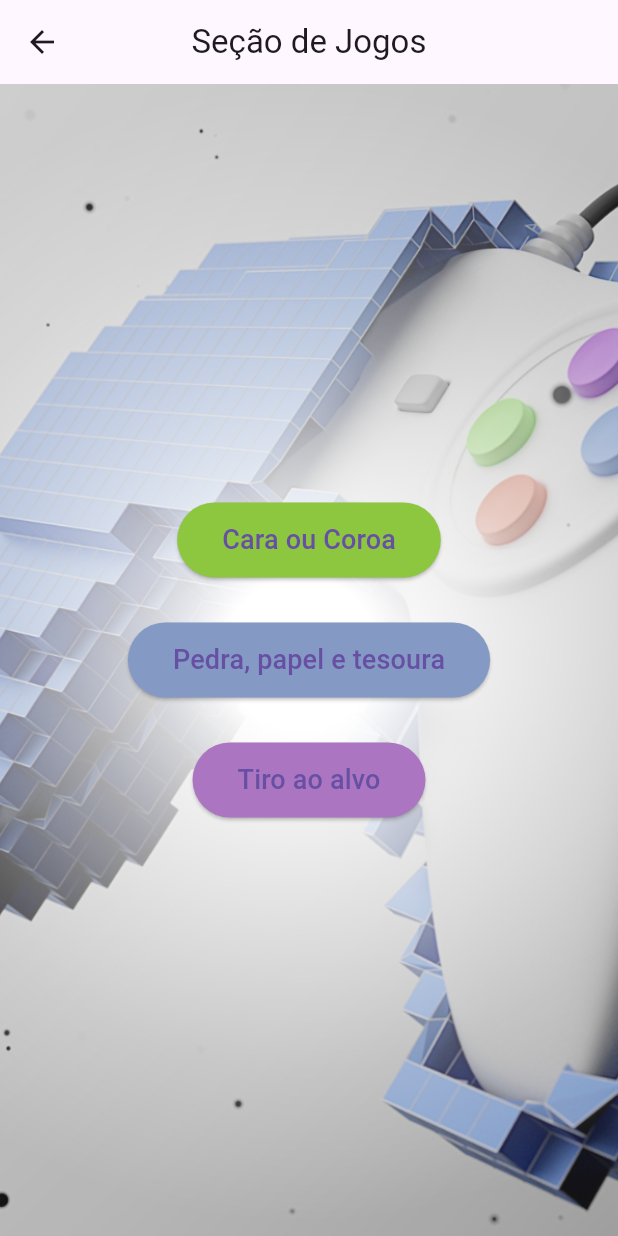
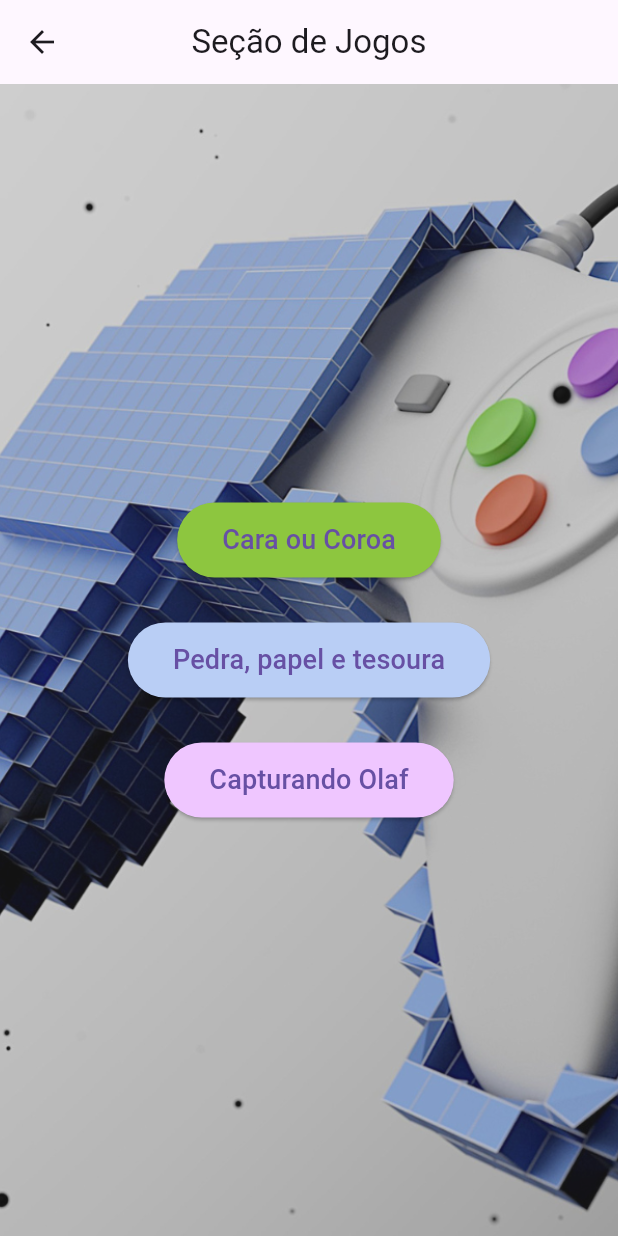
Before and after one commit to Charlesnaldo/Primeiro_Codigo_em_Dart, a Flutter app: the screen it shows after launch, after a tap on "Seção de Jogos", on a phone screen of 412 x 824 dp. Run offline on Flutter 3.47's test engine with Material 3 defaults, Android fonts, the light colour scheme and no system bars.

Commit message:
Ultima atualização com gif paginas de jogos com fundo atualizado novo designer para app de gasolina com botoes arrendados

```diff
--- a/lib/main.dart
+++ b/lib/main.dart
@@ -26,30 +26,51 @@ class InitialScreen extends StatelessWidget {
       body: Container(
         decoration: const BoxDecoration(
           image: DecorationImage(
-            image: AssetImage('assets/background.jpg'),
+            image: AssetImage('assets/background3.jpg'),
             fit: BoxFit.cover,
           ),
         ),
         child: Center(
           child: Column(
-            mainAxisAlignment:
-                MainAxisAlignment.center, // Centraliza verticalmente
-            crossAxisAlignment:
-                CrossAxisAlignment.center, // Centraliza horizontalmente
+            mainAxisAlignment: MainAxisAlignment.center,
+            crossAxisAlignment: CrossAxisAlignment.center,
             children: <Widget>[
-              AnimatedButton(
+              //  GIF antes dos botões
+              Image.asset(
+                'assets/animation.gif',
+                height: 400,
+                width: 400,
+              ),
+
+              const SizedBox(height: 5), // Espaço entre o GIF e os botões
+
+              // Botão Frases do Dia
+              ElevatedButton(
                 onPressed: () {
                   Navigator.push(
                     context,
                     MaterialPageRoute(builder: (context) => const Home()),
                   );
                 },
-                text: "Frases do dia",
+                style: ElevatedButton.styleFrom(
+                  shape: RoundedRectangleBorder(
+                    borderRadius:
+                        BorderRadius.circular(30.0), // Botões arredondados
+                  ),
+                  padding:
+                      const EdgeInsets.symmetric(horizontal: 40, vertical: 15),
+                  backgroundColor: Colors.green, // Cor do botão
+                ),
+                child: const Text(
+                  "Frases do Dia",
+                  style: TextStyle(fontSize: 18),
+                ),
               ),
 
-              // BOTAO GASOLINA
               const SizedBox(height: 20),
-              AnimatedButton(
+
+              // Botão Gasolina
+              ElevatedButton(
                 onPressed: () {
                   Navigator.push(
                     context,
@@ -57,19 +78,45 @@ class InitialScreen extends StatelessWidget {
                         builder: (context) => const TelaCombustivel()),
                   );
                 },
-                text: "Gasolina",
+                style: ElevatedButton.styleFrom(
+                  shape: RoundedRectangleBorder(
+                    borderRadius:
+                        BorderRadius.circular(30.0), // Botões arredondados
+                  ),
+                  padding:
+                      const EdgeInsets.symmetric(horizontal: 40, vertical: 15),
+                  backgroundColor: Colors.blue, // Cor do botão
+                ),
+                child: const Text(
+                  "Gasolina",
+                  style: TextStyle(fontSize: 18),
+                ),
               ),
 
-              // BOTAO JOGO
               const SizedBox(height: 20),
-              AnimatedButton(
+
+              // Botão Seção de Jogos
+              ElevatedButton(
                 onPressed: () {
                   Navigator.push(
                     context,
                     MaterialPageRoute(builder: (context) => const JogoScreen()),
                   );
                 },
-                text: "Seção de Jogos",
+                style: ElevatedButton.styleFrom(
+                  shape: RoundedRectangleBorder(
+                    borderRadius:
+                        BorderRadius.circular(30.0), // Botões arredondados
+                  ),
+                  padding:
+                      const EdgeInsets.symmetric(horizontal: 40, vertical: 15),
+                  backgroundColor:
+                      const Color.fromARGB(208, 244, 148, 141), // Cor do botão
+                ),
+                child: const Text(
+                  "Seção de Jogos",
+                  style: TextStyle(fontSize: 18),
+                ),
               ),
             ],
           ),
@@ -159,7 +206,7 @@ class _HomeState extends State<Home> {
         centerTitle: true,
         backgroundColor: const Color(0xFF000041),
         titleTextStyle: const TextStyle(
-          color: Colors.white,
+          color: Color.fromARGB(255, 244, 245, 246),
           fontSize: 25,
           fontWeight: FontWeight.bold,
         ),
@@ -185,7 +232,7 @@ class _HomeState extends State<Home> {
                     fontSize: 18,
                     fontWeight: FontWeight.bold,
                     fontStyle: FontStyle.italic,
-                    color: Colors.white,
+                    color: Color.fromARGB(255, 46, 105, 192),
                   ),
                 ),
                 const SizedBox(height: 22),
@@ -230,7 +277,7 @@ class _HomeState extends State<Home> {
   }
 }
 
-// AQUI INICIA O JOGO JOKEPON
+// AQUI INICIA O JOGO PEDRA, PAPEL E TESOURA
 
 class Jogo extends StatefulWidget {
   const Jogo({super.key});
@@ -412,15 +459,25 @@ class _TelaCombustivelState extends State<TelaCombustivel> {
         child: Padding(
           padding: const EdgeInsets.all(20.0),
           child: Column(
+            crossAxisAlignment: CrossAxisAlignment
+                .stretch, // Expande os widgets para a largura total
             children: [
               // Dropdown para selecionar o combustível
-              DropdownButton<String>(
+              Container(
+                margin: const EdgeInsets.only(bottom: 20),
+                padding: const EdgeInsets.symmetric(horizontal: 10),
+                decoration: BoxDecoration(
+                  borderRadius: BorderRadius.circular(10),
+                  color: Colors.white.withOpacity(0.7),
+                ),
+                child: DropdownButton<String>(
                   value: _combustivelEscolhido,
                   onChanged: (String? newValue) {
                     setState(() {
                       _combustivelEscolhido = newValue!;
                     });
                   },
+                  isExpanded: true,
                   items: <String>['Álcool', 'Gasolina']
                       .map<DropdownMenuItem<String>>((String value) {
                     return DropdownMenuItem<String>(
@@ -429,6 +486,7 @@ class _TelaCombustivelState extends State<TelaCombustivel> {
                     );
                   }).toList(),
                 ),
+              ),
 
               // Campo para digitar o valor
               TextField(
@@ -436,22 +494,44 @@ class _TelaCombustivelState extends State<TelaCombustivel> {
                 decoration: InputDecoration(
                   labelText: 'Digite o valor do abastecimento',
                   errorText: _mensagemErro.isNotEmpty ? _mensagemErro : null,
+                  border: OutlineInputBorder(
+                    borderRadius: BorderRadius.circular(10),
+                  ),
+                  filled: true,
+                  fillColor: Colors.white.withOpacity(0.7),
                 ),
                 keyboardType: const TextInputType.numberWithOptions(
                     decimal: true), // Suporte para valores decimais
               ),
 
+              const SizedBox(height: 20),
+
               // Botão de calcular
               ElevatedButton(
                 onPressed: calcular,
+                style: ElevatedButton.styleFrom(
+                  foregroundColor: Colors.white, backgroundColor: Colors.green,
+                  padding: const EdgeInsets.symmetric(vertical: 15),
+                  shape: RoundedRectangleBorder(
+                    borderRadius: BorderRadius.circular(10),
+                  ), // Cor do texto
+                  textStyle: const TextStyle(
+                    fontSize: 18,
+                    fontWeight: FontWeight.bold,
+                  ),
+                ),
                 child: const Text('Calcular'),
               ),
 
+              const SizedBox(height: 20),
+
               // Exibição do resultado
-              const SizedBox(height: 20),
+              if (_resultado.isNotEmpty)
                 Text(
                   _resultado,
-                style: const TextStyle(fontSize: 20),
+                  style: const TextStyle(
+                      fontSize: 20, fontWeight: FontWeight.w500),
+                  textAlign: TextAlign.center,
                 ),
             ],
           ),
@@ -472,11 +552,11 @@ class JogoCaraOuCoroa extends StatefulWidget {
 }
 
 class _JogoCaraOuCoroaState extends State<JogoCaraOuCoroa> {
+  String resultado = '';
+  String imagemResultado =
+      'assets/placeholder.png'; // Substitua por uma imagem padrão ou inicial
   final List<String> opcoes = ['Cara', 'Coroa'];
-  String resultado = '';
-  String imagemResultado = '';
 
-  // Função para gerar um resultado aleatório
   void jogar() {
     final random = Random();
     int index = random.nextInt(opcoes.length);
@@ -548,8 +628,12 @@ class JogoScreen extends StatelessWidget {
       appBar: AppBar(
         title: const Text("Seção de Jogos"),
         centerTitle: true,
-        backgroundColor: Colors.transparent, // Faz o AppBar ficar transparente
+        backgroundColor: Colors.transparent, // Transparência do fundo
         elevation: 0, // Remove a sombra do AppBar
+        flexibleSpace: Container(
+          color:
+              Colors.transparent, // Garantir a transparência do espaço flexível
+        ),
       ),
       body: Stack(
         fit: StackFit
@@ -559,16 +643,14 @@ class JogoScreen extends StatelessWidget {
           const Positioned.fill(
             child: Image(
               image: AssetImage(
-                  'assets/jogo.png'), // Certifique-se que a imagem está na pasta assets
+                  'assets/jogo1.png'), // Certifique-se que a imagem está na pasta assets
               fit: BoxFit.cover, // A imagem de fundo deve cobrir toda a tela
             ),
           ),
           // Conteúdo da tela, agora posicionado sobre a imagem de fundo
           Center(
             child: Padding(
-              padding: const EdgeInsets.symmetric(
-                  horizontal:
-                      16.0), // Adiciona padding para os botões não ficarem colados nas bordas
+              padding: const EdgeInsets.symmetric(horizontal: 16.0),
               child: Column(
                 mainAxisAlignment: MainAxisAlignment.center,
                 crossAxisAlignment: CrossAxisAlignment.center,
@@ -606,7 +688,7 @@ class JogoScreen extends StatelessWidget {
                     style: ElevatedButton.styleFrom(
                       padding: const EdgeInsets.symmetric(
                           horizontal: 30, vertical: 12),
-                      backgroundColor: const Color(0xff849ac4),
+                      backgroundColor: const Color.fromARGB(255, 185, 206, 245),
                     ),
                     child: const Text(
                       "Pedra, papel e tesoura",
@@ -627,10 +709,10 @@ class JogoScreen extends StatelessWidget {
                     style: ElevatedButton.styleFrom(
                       padding: const EdgeInsets.symmetric(
                           horizontal: 30, vertical: 12),
-                      backgroundColor: const Color(0xffab75c1),
+                      backgroundColor: const Color(0xffefc6ff),
                     ),
                     child: const Text(
-                      "Tiro ao alvo",
+                      "Capturando Olaf",
                       style: TextStyle(fontSize: 18),
                     ),
                   ),
@@ -644,7 +726,7 @@ class JogoScreen extends StatelessWidget {
   }
 }
 
-//JOGO DE TIRO AO ALVO
+//JOGO CAPTURANDO OLAF
 
 class TerceiroJogo extends StatefulWidget {
   const TerceiroJogo({super.key});
@@ -693,7 +775,7 @@ class _TerceiroJogoState extends State<TerceiroJogo> {
   Widget build(BuildContext context) {
     return Scaffold(
       appBar: AppBar(
-        title: const Text("Terceiro Jogo - Tiro ao Alvo"),
+        title: const Text("Capture o OlaF"),
         centerTitle: true,
       ),
       body: GestureDetector(
@@ -706,18 +788,26 @@ class _TerceiroJogoState extends State<TerceiroJogo> {
         },
         child: Stack(
           children: [
-            // Tela de fundo
-            Container(
-              color: Colors.lightBlueAccent,
-              child: Center(
-                child: Text(
-                  'Pontos: $score',
-                  style: const TextStyle(
-                      fontSize: 30, fontWeight: FontWeight.bold),
+            // Tela de fundo com imagem
+            Positioned.fill(
+              child: Image.asset(
+                'assets/background3.jpg', // Imagem de fundo
+                fit: BoxFit.cover,
               ),
             ),
+            // Texto de pontuação
+            Positioned(
+              top: 50,
+              left: 20,
+              child: Text(
+                'Olaf Capturados : $score',
+                style: const TextStyle(
+                    fontSize: 30,
+                    fontWeight: FontWeight.bold,
+                    color: Color.fromARGB(255, 0, 0, 0)),
               ),
-            // O alvo
+            ),
+            // O alvo (aqui usamos uma imagem para o alvo)
             Positioned(
               left:
                   targetX * MediaQuery.of(context).size.width - targetSize / 2,
@@ -729,14 +819,18 @@ class _TerceiroJogoState extends State<TerceiroJogo> {
                   width: targetSize,
                   height: targetSize,
                   decoration: BoxDecoration(
-                    color: Colors.red,
+                    image: const DecorationImage(
+                      image: AssetImage(
+                          'assets/animation.gif'), // Substitua com sua imagem de alvo
+                      fit: BoxFit.cover,
+                    ),
                     shape: BoxShape.circle,
                     boxShadow: [
                       BoxShadow(
                         color: Colors.black.withOpacity(0.3),
                         blurRadius: 8.0,
                         spreadRadius: 3.0,
-                      )
+                      ),
                     ],
                   ),
                 ),
--- a/pubspec.yaml
+++ b/pubspec.yaml
@@ -35,6 +35,7 @@ flutter:
   # Seções de assets e imagens
   assets:
     - assets/background.jpg
+    - assets/background3.jpg
     - assets/padrao.png
     - assets/pedra.png
     - assets/papel.png
@@ -44,6 +45,10 @@ flutter:
     - assets/jogos.jpg
     - assets/jogo.jpg
     - assets/jogo.png
+    - assets/fundo.jpg
+    - assets/alvo1.png
+    - assets/animation.gif
+    - assets/jogo1.png
       # Caminho correto para sua imagem
 
   # Se você precisar adicionar fontes personalizadas, use a seção abaixo:
```
Also changed, not shown: assets/alvo1.png (added), assets/animation.gif (added), assets/background3.jpg (added), assets/fundo.jpg (added), assets/jogo1.png (added). Lines whose indentation alone changed are shown as unchanged.
